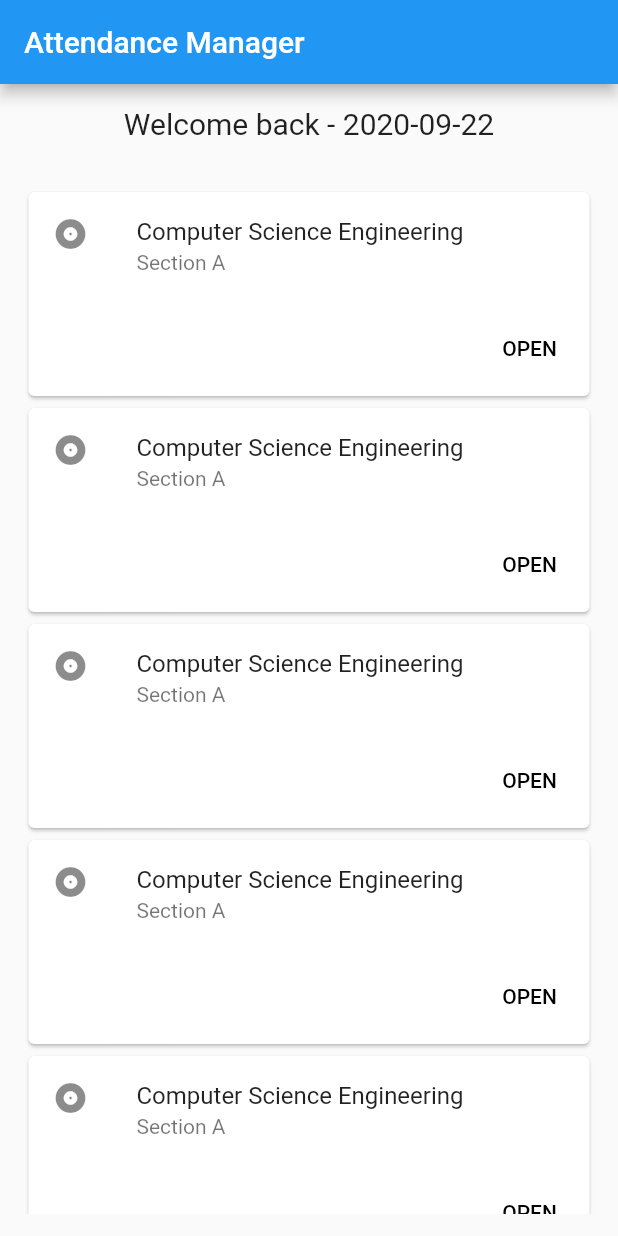
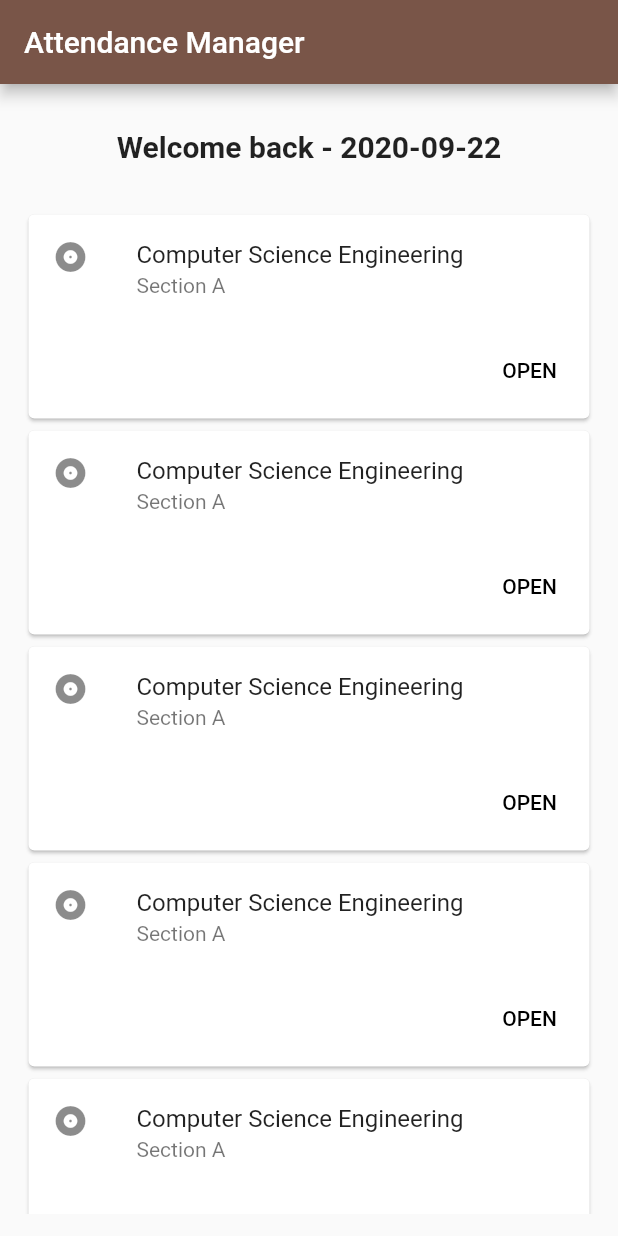
Before and after one commit to akillika/attendance_manager, a Flutter app: the screen it shows after launch, on a phone screen of 412 x 824 dp. Run offline on Flutter 3.47's test engine with Material 2 defaults, Android fonts, the light colour scheme and no system bars.

Commit message:
Homepage theme

```diff
--- a/lib/main.dart
+++ b/lib/main.dart
@@ -12,7 +12,7 @@ class MyApp extends StatelessWidget {
     return MaterialApp(
       title: 'Flutter Demo',
       theme: ThemeData(
-        primarySwatch: Colors.blue,
+        primarySwatch: Colors.brown,
         visualDensity: VisualDensity.adaptivePlatformDensity,
       ),
       home: MyHomePage(title: 'Attendance Manager'),
@@ -30,14 +30,6 @@ class MyHomePage extends StatefulWidget {
 }
 
 class _MyHomePageState extends State<MyHomePage> {
-  int _counter = 0;
-
-  void _incrementCounter() {
-    setState(() {
-      _counter++;
-    });
-  }
-
   @override
   Widget build(BuildContext context) {
     final DateTime now = DateTime.now();
@@ -53,9 +45,12 @@ class _MyHomePageState extends State<MyHomePage> {
         child: SingleChildScrollView(
           child: Column(
             children: <Widget>[
+              SizedBox(
+                height: 15,
+              ),
               Text(
                 'Welcome back - $formatted',
-                style: TextStyle(fontSize: 20),
+                style: TextStyle(fontSize: 20, fontWeight: FontWeight.bold),
               ),
               SizedBox(
                 height: 30,
```
